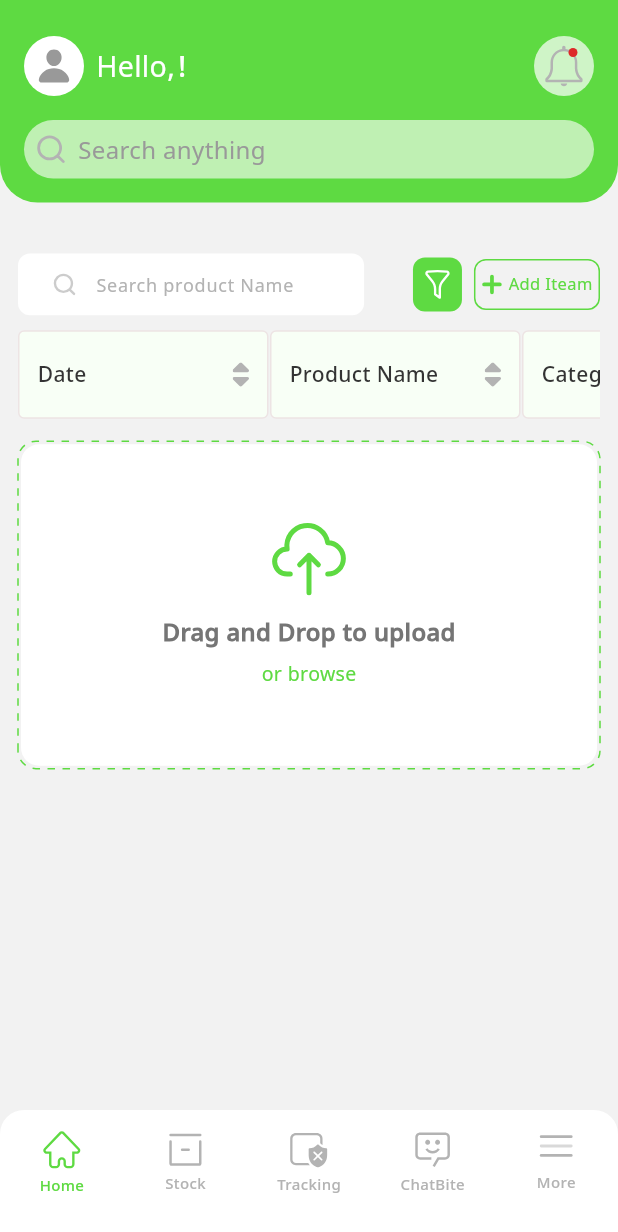
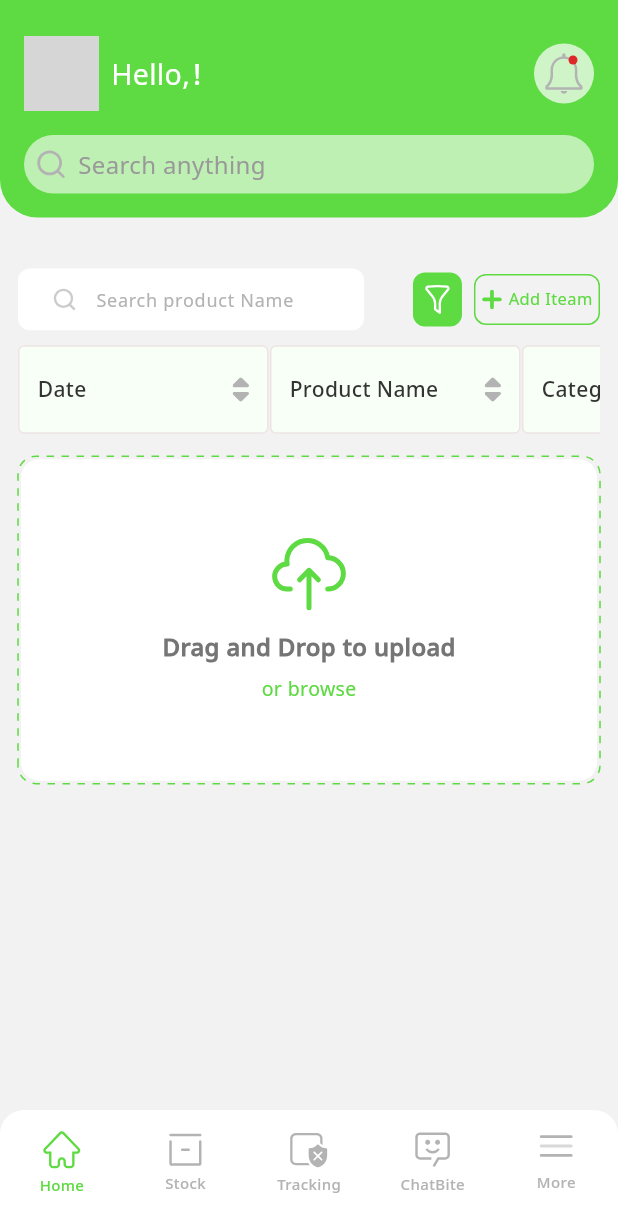
Before and after one commit to SaveBite/SaveBite-Flutter, a Flutter app: the HomeView screen opened directly, after a tap on an icon or button, on a phone screen of 412 x 824 dp. Shown: the top 1232 px of the screen. Run offline on Flutter 3.47's test engine with Material 3 defaults, Android fonts, the phone set to English and light mode, and no system bars; drawn by our look-alikes of dotted_border; our stand-ins replace bloc, dartz, dio, equatable, file_picker, fl_chart and 11 more; accounts and stored records are empty; network calls fail; project files that could hold a hidden picture were left out; grey boxes are pictures that could not be loaded.

Commit message:
implement more feature

```diff
--- a/lib/core/utils/app_assets.dart
+++ b/lib/core/utils/app_assets.dart
@@ -2,9 +2,21 @@
 class Assets {
   Assets._();
 
+  /// Assets for imagesAccount
+  /// assets/images/account.svg
+  static const String imagesAccount = "assets/images/account.svg";
+
+  /// Assets for imagesAddPhotoWidget
+  /// assets/images/add_photo_widget.svg
+  static const String imagesAddPhotoWidget = "assets/images/add_photo_widget.svg";
+
   /// Assets for imagesAhlMisr
   /// assets/images/ahl_misr.png
   static const String imagesAhlMisr = "assets/images/ahl_misr.png";
+
+  /// Assets for imagesAnalytics
+  /// assets/images/analytics.svg
+  static const String imagesAnalytics = "assets/images/analytics.svg";
 
   /// Assets for imagesAuthLogo
   /// assets/images/auth_logo.svg
@@ -32,18 +44,15 @@ class Assets {
 
   /// Assets for imagesCategoryOverStatcking
   /// assets/images/category_over_statcking.svg
-  static const String imagesCategoryOverStatcking =
-      "assets/images/category_over_statcking.svg";
+  static const String imagesCategoryOverStatcking = "assets/images/category_over_statcking.svg";
 
   /// Assets for imagesCategoryOverstockingSlider
   /// assets/images/category_overstocking_slider.svg
-  static const String imagesCategoryOverstockingSlider =
-      "assets/images/category_overstocking_slider.svg";
+  static const String imagesCategoryOverstockingSlider = "assets/images/category_overstocking_slider.svg";
 
   /// Assets for imagesCharityDonation
-  /// assets/images/charity_donation.jpeg
-  static const String imagesCharityDonation =
-      "assets/images/charity_donation.jpg";
+  /// assets/images/charity_donation.jpg
+  static const String imagesCharityDonation = "assets/images/charity_donation.jpg";
 
   /// Assets for imagesChatBit
   /// assets/images/chat_bit.svg
@@ -71,23 +80,19 @@ class Assets {
 
   /// Assets for imagesCommunityFilter
   /// assets/images/community_filter.svg
-  static const String imagesCommunityFilter =
-      "assets/images/community_filter.svg";
+  static const String imagesCommunityFilter = "assets/images/community_filter.svg";
 
   /// Assets for imagesCommunitySearch
   /// assets/images/community_search.svg
-  static const String imagesCommunitySearch =
-      "assets/images/community_search.svg";
+  static const String imagesCommunitySearch = "assets/images/community_search.svg";
 
   /// Assets for imagesDeleteTracking
   /// assets/images/delete_tracking.svg
-  static const String imagesDeleteTracking =
-      "assets/images/delete_tracking.svg";
+  static const String imagesDeleteTracking = "assets/images/delete_tracking.svg";
 
   /// Assets for imagesDeleteTrackingProduct
   /// assets/images/delete_tracking_product.svg
-  static const String imagesDeleteTrackingProduct =
-      "assets/images/delete_tracking_product.svg";
+  static const String imagesDeleteTrackingProduct = "assets/images/delete_tracking_product.svg";
 
   /// Assets for imagesDeliverd
   /// assets/images/deliverd.svg
@@ -135,13 +140,11 @@ class Assets {
 
   /// Assets for imagesForwardLeftIcon
   /// assets/images/forward_left_icon.svg
-  static const String imagesForwardLeftIcon =
-      "assets/images/forward_left_icon.svg";
+  static const String imagesForwardLeftIcon = "assets/images/forward_left_icon.svg";
 
   /// Assets for imagesForwardRightIcon
   /// assets/images/forward_right_icon.svg
-  static const String imagesForwardRightIcon =
-      "assets/images/forward_right_icon.svg";
+  static const String imagesForwardRightIcon = "assets/images/forward_right_icon.svg";
 
   /// Assets for imagesFrame
   /// assets/images/Frame.svg
@@ -167,6 +170,10 @@ class Assets {
   /// assets/images/location.svg
   static const String imagesLocation = "assets/images/location.svg";
 
+  /// Assets for imagesLogOut
+  /// assets/images/log_out.svg
+  static const String imagesLogOut = "assets/images/log_out.svg";
+
   /// Assets for imagesMenu
   /// assets/images/menu.svg
   static const String imagesMenu = "assets/images/menu.svg";
@@ -178,6 +185,14 @@ class Assets {
   /// Assets for imagesMore
   /// assets/images/more.svg
   static const String imagesMore = "assets/images/more.svg";
+
+  /// Assets for imagesMoreArrorw
+  /// assets/images/more_arrorw.png
+  static const String imagesMoreArrorw = "assets/images/more_arrorw.png";
+
+  /// Assets for imagesMoreCommunity
+  /// assets/images/more_community.svg
+  static const String imagesMoreCommunity = "assets/images/more_community.svg";
 
   /// Assets for imagesNegativeStock
   /// assets/images/negative_stock.svg
@@ -201,12 +216,19 @@ class Assets {
 
   /// Assets for imagesPostitiveStock
   /// assets/images/postitive_stock.svg
-  static const String imagesPostitiveStock =
-      "assets/images/postitive_stock.svg";
+  static const String imagesPostitiveStock = "assets/images/postitive_stock.svg";
+
+  /// Assets for imagesPrivicyPolicy
+  /// assets/images/privicy_policy.svg
+  static const String imagesPrivicyPolicy = "assets/images/privicy_policy.svg";
 
   /// Assets for imagesProductSearch
   /// assets/images/product_search.svg
   static const String imagesProductSearch = "assets/images/product_search.svg";
+
+  /// Assets for imagesProfileImage
+  /// assets/images/profile_image.svg
+  static const String imagesProfileImage = "assets/images/profile_image.svg";
 
   /// Assets for imagesProtected
   /// assets/images/protected.svg
@@ -222,13 +244,11 @@ class Assets {
 
   /// Assets for imagesReorderAccuracyRate
   /// assets/images/reorder_accuracy_rate.svg
-  static const String imagesReorderAccuracyRate =
-      "assets/images/reorder_accuracy_rate.svg";
+  static const String imagesReorderAccuracyRate = "assets/images/reorder_accuracy_rate.svg";
 
   /// Assets for imagesReorderAcuracyRateSlider
   /// assets/images/reorder_acuracy_rate_slider.svg
-  static const String imagesReorderAcuracyRateSlider =
-      "assets/images/reorder_acuracy_rate_slider.svg";
+  static const String imagesReorderAcuracyRateSlider = "assets/images/reorder_acuracy_rate_slider.svg";
 
   /// Assets for imagesReturnBack
   /// assets/images/return_back.svg
@@ -250,6 +270,10 @@ class Assets {
   /// assets/images/send.svg
   static const String imagesSend = "assets/images/send.svg";
 
+  /// Assets for imagesSettings
+  /// assets/images/settings.svg
+  static const String imagesSettings = "assets/images/settings.svg";
+
   /// Assets for imagesSplashLogo
   /// assets/images/splash_logo.svg
   static const String imagesSplashLogo = "assets/images/splash_logo.svg";
@@ -260,8 +284,7 @@ class Assets {
 
   /// Assets for imagesSpoilAgeRateSlider
   /// assets/images/spoil_age_rate_slider.svg
-  static const String imagesSpoilAgeRateSlider =
-      "assets/images/spoil_age_rate_slider.svg";
+  static const String imagesSpoilAgeRateSlider = "assets/images/spoil_age_rate_slider.svg";
 
   /// Assets for imagesStock
   /// assets/images/stock.svg
@@ -273,18 +296,19 @@ class Assets {
 
   /// Assets for imagesStockTurnOverRate
   /// assets/images/stock_turn_over_rate.svg
-  static const String imagesStockTurnOverRate =
-      "assets/images/stock_turn_over_rate.svg";
+  static const String imagesStockTurnOverRate = "assets/images/stock_turn_over_rate.svg";
 
   /// Assets for imagesStockTurnOverRateSlider
   /// assets/images/stock_turn_over_rate_slider.svg
-  static const String imagesStockTurnOverRateSlider =
-      "assets/images/stock_turn_over_rate_slider.svg";
+  static const String imagesStockTurnOverRateSlider = "assets/images/stock_turn_over_rate_slider.svg";
+
+  /// Assets for imagesSupport
+  /// assets/images/support.svg
+  static const String imagesSupport = "assets/images/support.svg";
 
   /// Assets for imagesTapleHeaderIcon
   /// assets/images/taple_header_icon.svg
-  static const String imagesTapleHeaderIcon =
-      "assets/images/taple_header_icon.svg";
+  static const String imagesTapleHeaderIcon = "assets/images/taple_header_icon.svg";
 
   /// Assets for imagesTracking
   /// assets/images/tracking.svg
@@ -292,8 +316,7 @@ class Assets {
 
   /// Assets for imagesTrackingDotButton
   /// assets/images/tracking_dot_button.svg
-  static const String imagesTrackingDotButton =
-      "assets/images/tracking_dot_button.svg";
+  static const String imagesTrackingDotButton = "assets/images/tracking_dot_button.svg";
 
   /// Assets for imagesTrackingPlus
   /// assets/images/tracking_plus.svg
@@ -301,8 +324,7 @@ class Assets {
 
   /// Assets for imagesTrackingViewDetailsDart
   /// assets/images/tracking_view_details.dart.svg
-  static const String imagesTrackingViewDetailsDart =
-      "assets/images/tracking_view_details.dart.svg";
+  static const String imagesTrackingViewDetailsDart = "assets/images/tracking_view_details.dart.svg";
 
   /// Assets for imagesTuneFilter
   /// assets/images/tune_filter.svg
@@ -322,13 +344,11 @@ class Assets {
 
   /// Assets for imagesWasteToSalesRatioSlider
   /// assets/images/waste_to_sales_ratio_slider.svg
-  static const String imagesWasteToSalesRatioSlider =
-      "assets/images/waste_to_sales_ratio_slider.svg";
+  static const String imagesWasteToSalesRatioSlider = "assets/images/waste_to_sales_ratio_slider.svg";
 
   /// Assets for imagesWateToSalesRatio
   /// assets/images/wate_to_sales_ratio.svg
-  static const String imagesWateToSalesRatio =
-      "assets/images/wate_to_sales_ratio.svg";
+  static const String imagesWateToSalesRatio = "assets/images/wate_to_sales_ratio.svg";
 
   /// Assets for imagesX
   /// assets/images/x.svg
--- a/lib/features/home/presentation/views/home_view.dart
+++ b/lib/features/home/presentation/views/home_view.dart
@@ -11,7 +11,7 @@ import 'package:save_bite/features/home/presentation/manger/stock_data_cubit/sto
 import 'package:save_bite/features/home/presentation/views/widgets/custom_bottom_navigation_bar_iteam.dart';
 import 'package:save_bite/features/home/presentation/views/widgets/home_view_body.dart';
 import 'package:save_bite/features/home/presentation/views/widgets/more_icon.dart';
-import 'package:save_bite/features/home/presentation/views/widgets/more_view_body.dart';
+import 'package:save_bite/features/more/presentation/views/widgets/more_view_body.dart';
 import 'package:save_bite/features/tracking/display_tracking_data/domain/use_case/delete_tracking_product_use_case.dart';
 import 'package:save_bite/features/tracking/display_tracking_data/domain/use_case/get_tracking_products_use_case.dart';
 import 'package:save_bite/features/tracking/display_tracking_data/presentation/manger/tarcking_cubit/tracking_cubit.dart';
@@ -37,7 +37,7 @@ class _HomeViewState extends State<HomeView> {
     StockPage(),
     TrackingView(),
     ChatBotViewBody(),
-    MoreViewBody(),
+    MoreViewBody()
   ];
 
   void onTabTapped(int index) {
--- a/lib/features/home/presentation/views/widgets/more_view_body.dart
+++ /dev/null
@@ -1,14 +0,0 @@
-import 'package:flutter/material.dart';
-
-class MoreViewBody extends StatelessWidget {
-  const MoreViewBody({super.key});
-
-  @override
-  Widget build(BuildContext context) {
-    return Center(
-      child: Text(
-        'More',
-      ),
-    );
-  }
-}
--- a/lib/features/home/presentation/views/widgets/user_info_header.dart
+++ b/lib/features/home/presentation/views/widgets/user_info_header.dart
@@ -14,8 +14,10 @@ class UserInfoHeader extends StatelessWidget {
     return Row(
       children: [
         CircleAvatar(
-          backgroundColor: Color(0xffFFFFFF),
-          child: SvgPicture.asset(Assets.imagesPeople),
+          radius: 25,
+          backgroundImage: NetworkImage(
+            'https://i.pravatar.cc/150?img=3',
+          ),
         ),
         SizedBox(
           width: 8,
--- /dev/null
+++ b/lib/features/more/presentation/views/widgets/change_photo_widget.dart
@@ -0,0 +1,30 @@
+import 'package:flutter/material.dart';
+import 'package:flutter_svg/flutter_svg.dart';
+import 'package:save_bite/core/utils/app_assets.dart';
+
+class ChangePhotoWidget extends StatelessWidget {
+  const ChangePhotoWidget({
+    super.key,
+  });
+
+  @override
+  Widget build(BuildContext context) {
+    return Stack(
+      children: [
+        CircleAvatar(
+          backgroundImage: NetworkImage(
+            'https://i.pravatar.cc/150?img=3',
+          ),
+          radius: 55,
+        ),
+        Positioned(
+          left: 80,
+          top: 80,
+          child: SvgPicture.asset(
+            Assets.imagesAddPhotoWidget,
+          ),
+        ),
+      ],
+    );
+  }
+}
--- /dev/null
+++ b/lib/features/more/presentation/views/widgets/more_item.dart
@@ -0,0 +1,46 @@
+import 'package:flutter/material.dart';
+import 'package:flutter_svg/svg.dart';
+import 'package:save_bite/core/utils/app_assets.dart';
+import 'package:save_bite/core/utils/app_styles.dart';
+
+class MoreItem extends StatelessWidget {
+  const MoreItem({
+    super.key,
+    required this.image,
+    required this.title,
+    this.onTap,
+  });
+  final String image, title;
+  final void Function()? onTap;
+
+  @override
+  Widget build(BuildContext context) {
+    return Column(
+      children: [
+        GestureDetector(
+          onTap: onTap,
+          child: ListTile(
+            leading: SvgPicture.asset(image),
+            title: Text(
+              title,
+              style: AppStyles.styleMedium19.copyWith(
+                color: Color(0xff333333),
+              ),
+            ),
+            trailing: Image.asset(Assets.imagesMoreArrorw),
+          ),
+        ),
+        SizedBox(
+          height: 8,
+        ),
+        Divider(
+          color: Color(0xffE6E6E6),
+          thickness: 1,
+        ),
+        SizedBox(
+          height: 8,
+        ),
+      ],
+    );
+  }
+}
--- /dev/null
+++ b/lib/features/more/presentation/views/widgets/more_view_body.dart
@@ -0,0 +1,90 @@
+import 'package:flutter/material.dart';
+import 'package:save_bite/core/utils/app_assets.dart';
+import 'package:save_bite/features/analytics/presentation/views/anyltics_view.dart';
+import 'package:save_bite/features/authentication/login/data/model/save_user_data.dart';
+import 'package:save_bite/features/authentication/login/presentation/views/login_email_image_view.dart';
+import 'package:save_bite/features/community/presentation/views/community_view.dart';
+import 'package:save_bite/features/more/presentation/views/widgets/change_photo_widget.dart';
+import 'package:save_bite/features/more/presentation/views/widgets/more_item.dart';
+
+class MoreViewBody extends StatelessWidget {
+  const MoreViewBody({super.key});
+
+  @override
+  Widget build(BuildContext context) {
+    return SingleChildScrollView(
+      child: Padding(
+        padding: const EdgeInsets.symmetric(
+          horizontal: 16,
+          vertical: 24,
+        ),
+        child: Column(
+          crossAxisAlignment: CrossAxisAlignment.center,
+          children: [
+            ChangePhotoWidget(),
+            SizedBox(
+              height: 24,
+            ),
+            MoreItem(
+              image: Assets.imagesAccount,
+              title: 'Account',
+            ),
+            MoreItem(
+              image: Assets.imagesAnalytics,
+              title: 'Analytics & Reports',
+              onTap: () {
+                Navigator.of(context).push(
+                  MaterialPageRoute(
+                    builder: (context) {
+                      return AnylticsView();
+                    },
+                  ),
+                );
+              },
+            ),
+            MoreItem(
+              image: Assets.imagesMoreCommunity,
+              title: 'Community',
+              onTap: () {
+                Navigator.of(context).push(
+                  MaterialPageRoute(
+                    builder: (context) {
+                      return CommunityView();
+                    },
+                  ),
+                );
+              },
+            ),
+            MoreItem(
+              image: Assets.imagesSettings,
+              title: 'Settings',
+            ),
+            MoreItem(
+              image: Assets.imagesSupport,
+              title: 'Support',
+            ),
+            MoreItem(
+              image: Assets.imagesPrivicyPolicy,
+              title: 'Privacy Policy',
+            ),
+            MoreItem(
+              image: Assets.imagesAccount,
+              title: 'Log out',
+              onTap: () {
+                Navigator.of(context).pushReplacement(
+                  MaterialPageRoute(
+                    builder: (context) {
+                      return LoginEmailImageView();
+                    },
+                  ),
+                );
+                SaveUserData.rememberMe = null;
+                SaveUserData.user = null;
+              },
+            ),
+          ],
+        ),
+      ),
+    );
+  }
+}
```
Also changed, not shown: assets/images/account.svg (added), assets/images/add_photo_widget.svg (added), assets/images/analytics.svg (added), assets/images/log_out.svg (added), assets/images/more_arrorw.png (added), assets/images/more_community.svg (added), assets/images/privicy_policy.svg (added), assets/images/settings.svg (added), assets/images/support.svg (added), 1 other file.
